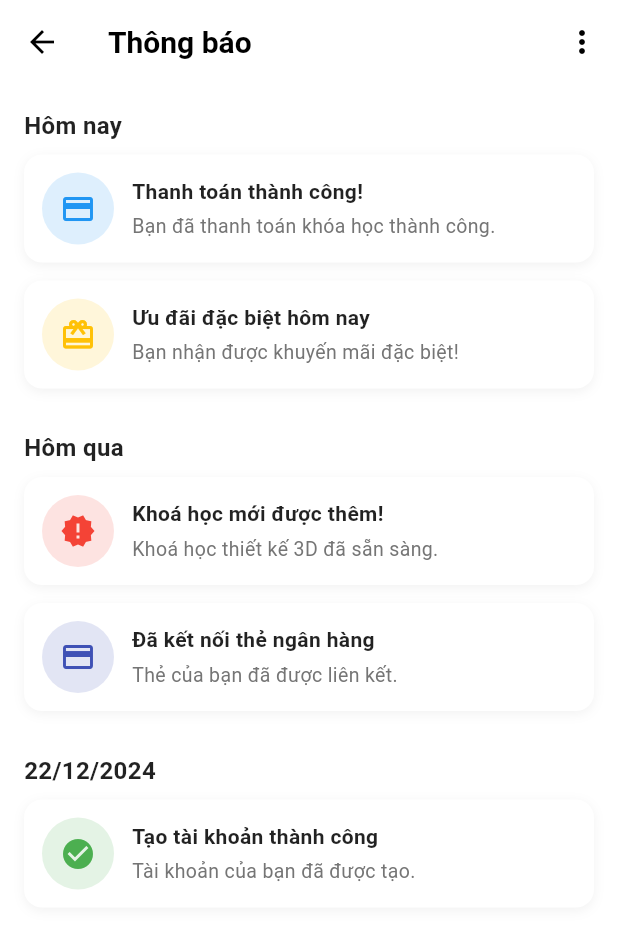
After one commit to Tranlong291003/lms_app_flutter, a Flutter app: the NotificationScreen screen opened directly, on a phone screen of 412 x 824 dp. The commit adds this screen. Shown: the top 928 px of the screen. Run offline on Flutter 3.47's test engine with Material 3 defaults, Android fonts, the phone set to English and light mode, and no system bars; our stand-ins replace animated_text_kit, bloc, dio, equatable, firebase_auth, firebase_core and 8 more; accounts and stored records are empty; network calls fail.

Commit message:
update code

```diff
--- a/lib/apps/utils/BottomNavigationBarExampleApp.dart
+++ b/lib/apps/utils/BottomNavigationBarExampleApp.dart
@@ -18,7 +18,7 @@ class _BottomNavigationBarExampleState
   int _selectedIndex = 0; // Chỉ số mặc định, "Trang chủ" được chọn đầu tiên
 
   // Các màn hình cho mỗi tab trong thanh điều hướng
-  static const List<Widget> _widgetOptions = <Widget>[
+  static final List<Widget> _widgetOptions = <Widget>[
     HomeScreen(),
     MyCourseScreen(),
     InboxScreen(),
--- a/lib/screens/login/loginWithPassword_screen.dart
+++ b/lib/screens/login/loginWithPassword_screen.dart
@@ -21,7 +21,7 @@ class LoginWithPasswordScreen extends StatelessWidget {
           // Navigate to the main screen after successful login
           Navigator.pushReplacement(
             context,
-            MaterialPageRoute(builder: (context) => const HomeScreen()),
+            MaterialPageRoute(builder: (context) => HomeScreen()),
           );
         } else if (state is AuthFailure) {
           // Show error message if login fails
--- /dev/null
+++ b/lib/screens/notification/notification_screen.dart
@@ -0,0 +1,133 @@
+import 'package:flutter/material.dart';
+
+class NotificationScreen extends StatelessWidget {
+  const NotificationScreen({super.key});
+
+  @override
+  Widget build(BuildContext context) {
+    final Map<String, List<Map<String, dynamic>>> notifications = {
+      'Hôm nay': [
+        {
+          'icon': Icons.payment,
+          'color': Colors.blue,
+          'title': 'Thanh toán thành công!',
+          'message': 'Bạn đã thanh toán khóa học thành công.',
+        },
+        {
+          'icon': Icons.card_giftcard,
+          'color': Colors.amber,
+          'title': 'Ưu đãi đặc biệt hôm nay',
+          'message': 'Bạn nhận được khuyến mãi đặc biệt!',
+        },
+      ],
+      'Hôm qua': [
+        {
+          'icon': Icons.new_releases,
+          'color': Colors.red,
+          'title': 'Khoá học mới được thêm!',
+          'message': 'Khoá học thiết kế 3D đã sẵn sàng.',
+        },
+        {
+          'icon': Icons.credit_card,
+          'color': Colors.indigo,
+          'title': 'Đã kết nối thẻ ngân hàng',
+          'message': 'Thẻ của bạn đã được liên kết.',
+        },
+      ],
+      '22/12/2024': [
+        {
+          'icon': Icons.check_circle,
+          'color': Colors.green,
+          'title': 'Tạo tài khoản thành công',
+          'message': 'Tài khoản của bạn đã được tạo.',
+        },
+      ],
+    };
+
+    return Scaffold(
+      appBar: AppBar(
+        title: const Text('Thông báo'),
+        leading: const BackButton(),
+        actions: [
+          IconButton(icon: const Icon(Icons.more_vert), onPressed: () {}),
+        ],
+      ),
+      body: ListView(
+        padding: const EdgeInsets.all(16),
+        children:
+            notifications.entries.map((entry) {
+              return Column(
+                crossAxisAlignment: CrossAxisAlignment.start,
+                children: [
+                  Text(
+                    entry.key,
+                    style: const TextStyle(
+                      fontSize: 16,
+                      fontWeight: FontWeight.bold,
+                    ),
+                  ),
+                  const SizedBox(height: 8),
+                  ...entry.value.map((item) {
+                    return Container(
+                      margin: const EdgeInsets.only(bottom: 12),
+                      padding: const EdgeInsets.all(12),
+                      decoration: BoxDecoration(
+                        color:
+                            Theme.of(context).brightness == Brightness.light
+                                ? Colors.white
+                                : const Color(0xFF2C2C2E),
+                        borderRadius: BorderRadius.circular(12),
+                        boxShadow: [
+                          BoxShadow(
+                            color: Colors.black.withOpacity(0.05),
+                            blurRadius: 6,
+                            offset: const Offset(0, 2),
+                          ),
+                        ],
+                      ),
+                      child: Row(
+                        children: [
+                          Container(
+                            height: 48,
+                            width: 48,
+                            decoration: BoxDecoration(
+                              color: item['color'].withOpacity(0.15),
+                              shape: BoxShape.circle,
+                            ),
+                            child: Icon(item['icon'], color: item['color']),
+                          ),
+                          const SizedBox(width: 12),
+                          Expanded(
+                            child: Column(
+                              crossAxisAlignment: CrossAxisAlignment.start,
+                              children: [
+                                Text(
+                                  item['title'],
+                                  style: const TextStyle(
+                                    fontWeight: FontWeight.bold,
+                                    fontSize: 14,
+                                  ),
+                                ),
+                                const SizedBox(height: 4),
+                                Text(
+                                  item['message'],
+                                  style: TextStyle(
+                                    fontSize: 13,
+                                    color: Colors.grey[600],
+                                  ),
+                                ),
+                              ],
+                            ),
+                          ),
+                        ],
+                      ),
+                    );
+                  }),
+                  const SizedBox(height: 16),
+                ],
+              );
+            }).toList(),
+      ),
+    );
+  }
+}
--- a/pubspec.yaml
+++ b/pubspec.yaml
@@ -52,6 +52,8 @@ dev_dependencies:
   animated_text_kit: ^4.2.2
   smooth_page_indicator: ^1.2.1
   youtube_player_iframe: 5.2.1
+  intl: ^0.20.2
+  marquee: ^2.3.0
 
   # The "flutter_lints" package below contains a set of recommended lints to
   # encourage good coding practices. The lint set provided by the package is
```
Also changed, not shown: lib/apps/utils/courseTitleText.dart (added, +38 -0 lines), lib/apps/utils/customAppBar.dart (+2 -6 lines), lib/apps/utils/listCourses_widget.dart (added, +247 -0 lines), lib/routes/app_router.dart (+9 -3 lines), lib/screens/bookmark/bookmark_screen.dart (added, +41 -0 lines), lib/screens/home/home_screen.dart (+16 -4 lines), lib/screens/home/widget/appBar_widget.dart (+10 -1 lines), lib/screens/home/widget/listCourses_widget.dart (deleted, +0 -162 lines), lib/screens/listCourse/listCountScreen.dart (deleted, +0 -10 lines), lib/screens/listCourse/listCourse_screen.dart (added, +40 -0 lines), assets/icons/bookmark.png (added), assets/icons/notification.png, lib/apps/utils/courseCategory_widget.dart (renamed from lib/screens/home/widget/courseCategory_widget.dart), pubspec.lock.
